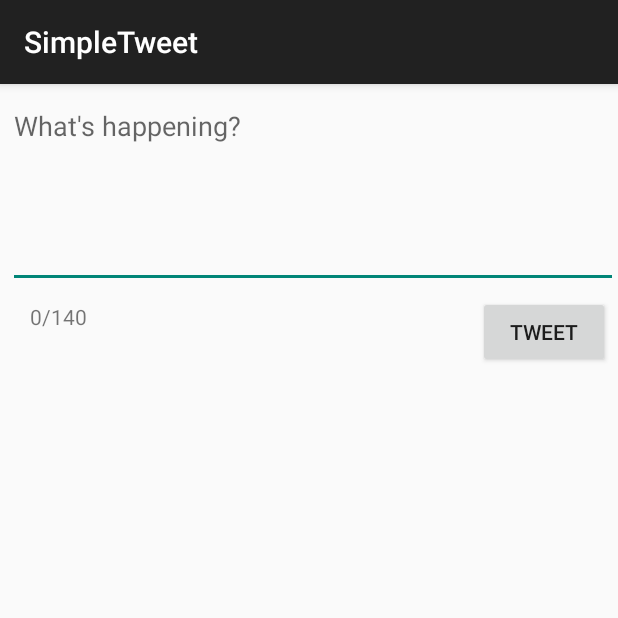
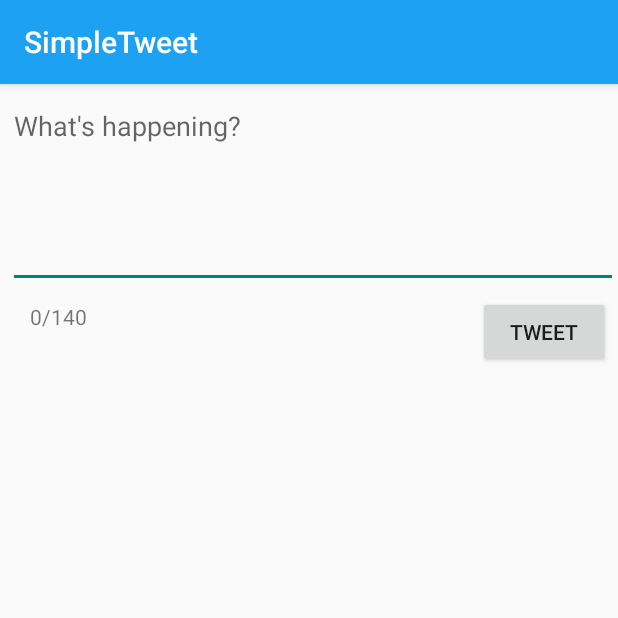
Before and after one commit to annazhang2002/SimpleTweet, an Android app: the ComposeActivity screen opened directly, with no data from a screen before it, on a phone screen of 412 x 824 dp, the top half of it. Run offline under Robolectric (Android 15) with nearby library versions, the phone set to English and light mode, and no system bars; our stand-ins replace Room's generated code; libraries missing offline, so code that uses them is left out: com.codepath.asynchttpclient, com.facebook.stetho, org.parceler; 1 statement that could not run was skipped.

Commit message:
Improved UI to look more like Twitter

```diff
--- a/app/src/main/java/com/codepath/apps/restclienttemplate/TimelineActivity.java
+++ b/app/src/main/java/com/codepath/apps/restclienttemplate/TimelineActivity.java
@@ -7,6 +7,8 @@ import androidx.recyclerview.widget.RecyclerView;
 import androidx.swiperefreshlayout.widget.SwipeRefreshLayout;
 
 import android.content.Intent;
+import android.graphics.Color;
+import android.graphics.drawable.ColorDrawable;
 import android.os.Bundle;
 import android.util.Log;
 import android.view.Menu;
--- a/app/src/main/java/com/codepath/apps/restclienttemplate/TweetsAdapter.java
+++ b/app/src/main/java/com/codepath/apps/restclienttemplate/TweetsAdapter.java
@@ -71,7 +71,7 @@ public class TweetsAdapter extends RecyclerView.Adapter<TweetsAdapter.ViewHolder
         public void bind(Tweet tweet) {
             tvBody.setText(tweet.body);
             tvScreenName.setText("@" + tweet.user.screenName);
-            Glide.with(context).load(tweet.user.publicImageUrl).into(ivProfileImg);
+            Glide.with(context).load(tweet.user.publicImageUrl).circleCrop().into(ivProfileImg);
             tvName.setText(tweet.user.name);
             tvTimestamp.setText(tweet.createdAt);
             Glide.with(context).load(tweet.mediaUrl1).into(ivImgMedia1);
--- /dev/null
+++ b/app/src/main/res/drawable/border.xml
@@ -0,0 +1,6 @@
+<?xml version="1.0" encoding="utf-8"?>
+<shape xmlns:android="http://schemas.android.com/apk/res/android"
+    android:shape="rectangle">
+    <stroke android:color="@color/gray" android:width="0.5dp"/>
+<!--    <corners android:radius="5dp" />-->
+</shape>
--- a/app/src/main/res/layout/item_tweet.xml
+++ b/app/src/main/res/layout/item_tweet.xml
@@ -4,7 +4,9 @@
     xmlns:tools="http://schemas.android.com/tools"
     android:layout_width="match_parent"
     android:layout_height="wrap_content"
-    android:layout_margin="6dp">
+    android:layout_margin="0dp"
+    android:background="@drawable/border"
+    android:padding="8dp">
 
     <ImageView
         android:id="@+id/ivProfileImg"
--- a/app/src/main/res/menu/menu_main.xml
+++ b/app/src/main/res/menu/menu_main.xml
@@ -4,7 +4,7 @@
 
     <item
         android:id="@+id/compose"
-        android:icon="@android:drawable/ic_menu_edit"
+        android:icon="@drawable/vector_compose_fab"
         android:title="Compose"
         app:showAsAction="always" />
 </menu>
--- a/app/src/main/res/values/colors.xml
+++ b/app/src/main/res/values/colors.xml
@@ -1,5 +1,8 @@
 <?xml version="1.0" encoding="utf-8"?>
 <resources>
-    <color name="RED">#a30b00</color>
+    <color name="RED">#ffe0245e</color>
     <color name="BLACK">#000000</color>
+    <color name="twitter_blue">#ff1da1f2</color>
+    <color name="white">#FFFFFF</color>
+    <color name="gray">#ffccd6dd</color>
 </resources>
--- a/app/src/main/res/values/styles.xml
+++ b/app/src/main/res/values/styles.xml
@@ -1,16 +1,34 @@
 <resources>
 
-    <style name="AppBaseTheme" parent="Theme.AppCompat.Light.DarkActionBar">
-        <!--
-            Theme customizations available in newer API levels can go in
-            res/values-vXX/styles.xml, while customizations related to
-            backward-compatibility can go here.
-        -->
+<!--    <style name="AppBaseTheme" parent="Theme.AppCompat.Light.DarkActionBar">-->
+<!--        &lt;!&ndash;-->
+<!--            Theme customizations available in newer API levels can go in-->
+<!--            res/values-vXX/styles.xml, while customizations related to-->
+<!--            backward-compatibility can go here.-->
+<!--        &ndash;&gt;-->
+<!--    </style>-->
+
+<!--    &lt;!&ndash; Application theme. &ndash;&gt;-->
+<!--    <style name="AppTheme" parent="AppBaseTheme">-->
+<!--        &lt;!&ndash; All customizations that are NOT specific to a particular API-level can go here. &ndash;&gt;-->
+
+<!--    </style>-->
+<!--    <style name="MyActionBarTitle" parent="@style/TextAppearance.AppCompat.Widget.ActionBar.Title">-->
+<!--        <item name="android:textColor">@color/twitter_blue</item>-->
+<!--    </style>-->
+
+    <style name="AppTheme" parent="Theme.AppCompat.Light">
+        <!-- This is the styling for action bar -->
+        <item name="actionBarStyle">@style/MyActionBar</item>
     </style>
 
-    <!-- Application theme. -->
-    <style name="AppTheme" parent="AppBaseTheme">
-        <!-- All customizations that are NOT specific to a particular API-level can go here. -->
+    <style name="MyActionBar" parent="@style/Widget.AppCompat.Light.ActionBar.Solid.Inverse">
+        <item name="background">@color/twitter_blue</item>
+        <item name="titleTextStyle">@style/MyActionBarTitle</item>
+    </style>
+
+    <style name="MyActionBarTitle" parent="@style/TextAppearance.AppCompat.Widget.ActionBar.Title">
+        <item name="android:textColor">@color/white</item>
     </style>
 
 </resources>
```
Also changed, not shown: app/src/main/res/drawable-hdpi/vector_compose_fab.png (added), 2 other files.
